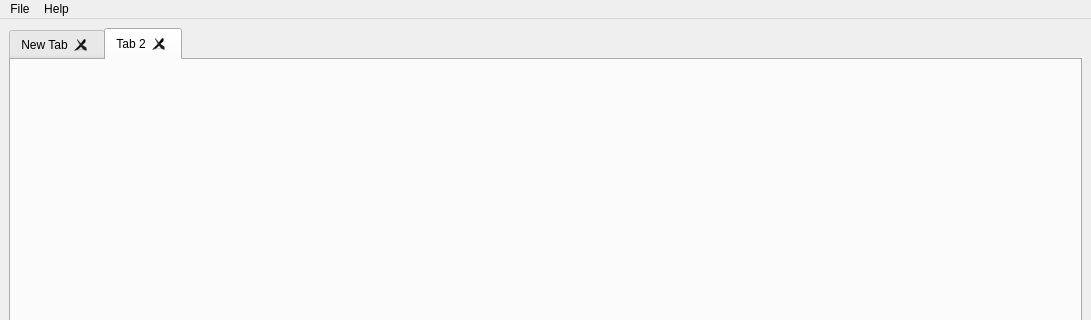
First picture: the form in pingpung/ppui/maingui.ui, repository RainDogSoftware/pingpung, before the edit; both pictures show x 0 to 1091 and y 0 to 320 of the 1091 by 749 pixel window.
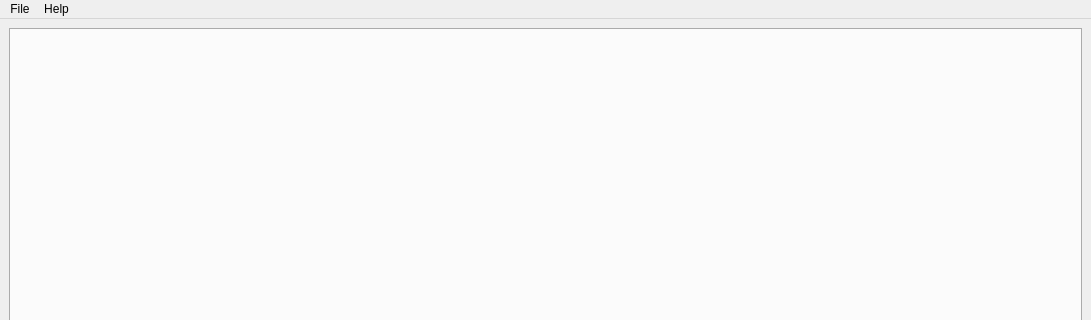
Second picture: the form after the edit. The open tabs and pages were chosen to show the change.

Commit message: removed the two startup tabs in designer that I had been removing in code

```diff
--- a/pingpung/ppui/maingui.ui
+++ b/pingpung/ppui/maingui.ui
@@ -29,20 +29,6 @@
       <property name="movable">
        <bool>true</bool>
       </property>
-      <widget class="QWidget" name="tab">
-       <attribute name="title">
-        <string>New Tab</string>
-       </attribute>
-       <layout class="QGridLayout" name="gridLayout_2"/>
-      </widget>
-      <widget class="QWidget" name="tab_2">
-       <property name="enabled">
-        <bool>false</bool>
-       </property>
-       <attribute name="title">
-        <string>Tab 2</string>
-       </attribute>
-      </widget>
      </widget>
     </item>
    </layout>
```
Left out of the diff: 2 changed lines with no effect on the pictures. The commit also changes 1 other file.
